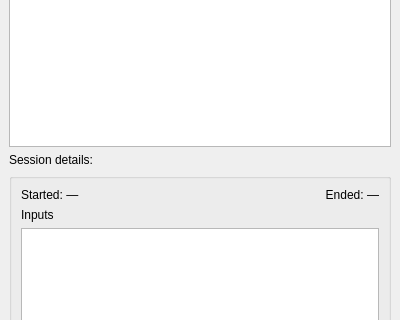
First picture: the form in src/mainpage.ui, repository DavidDang02/PerplexPing1, before the edit; both pictures show x 0 to 400 and y 119 to 439 of the 400 by 550 pixel window.
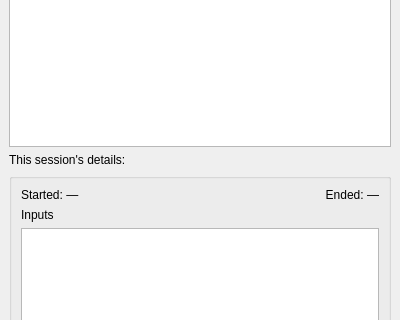
Second picture: the form after the edit.

The edit to the form file:
```diff
--- a/src/mainpage.ui
+++ b/src/mainpage.ui
@@ -60,7 +60,7 @@
     <item>
      <widget class="QLabel" name="detailsLabel">
       <property name="text">
-       <string>Session details:</string>
+       <string>This session's details:</string>
       </property>
      </widget>
     </item>
```
